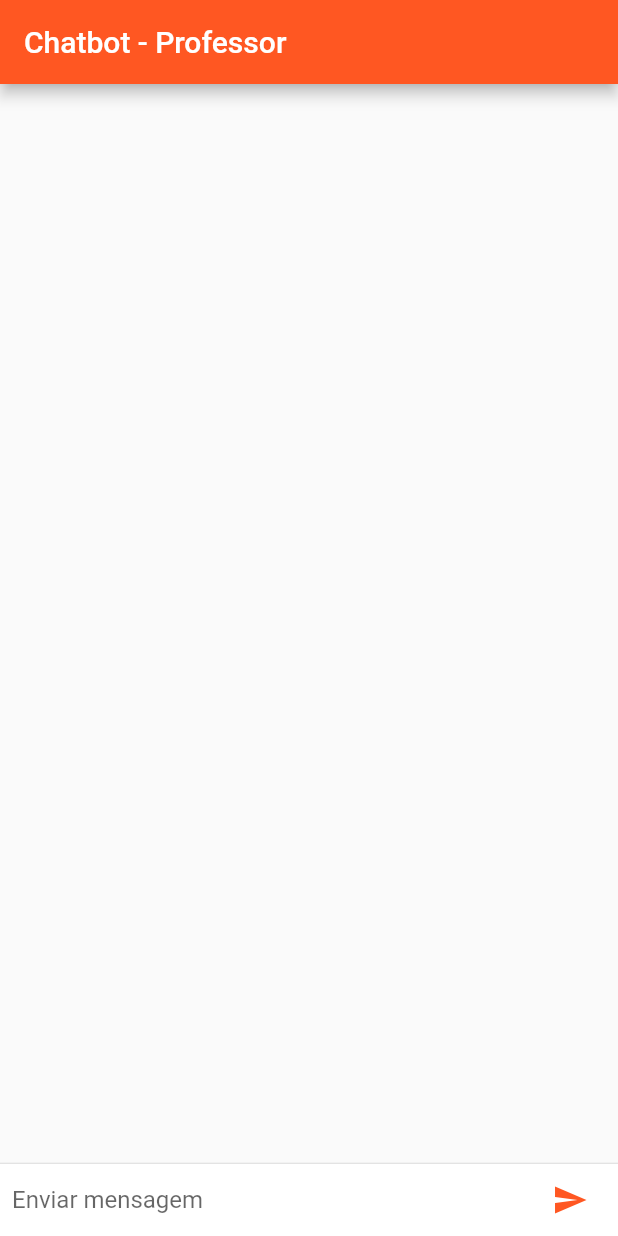
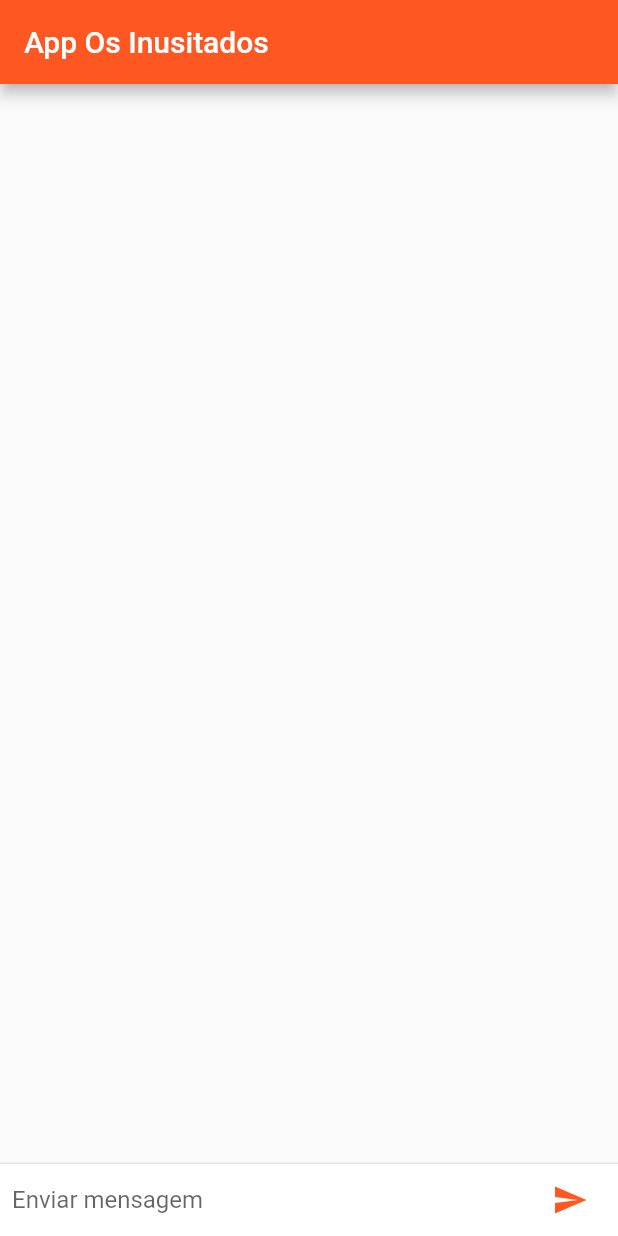
Before and after one commit to luoldrigues/chatbot-flutter-dialogflow, a Flutter app: the screen it shows after launch, on a phone screen of 412 x 824 dp. Run offline on Flutter 3.47's test engine with Material 2 defaults, Android fonts, the phone set to English and light mode, and no system bars; missing offline and left inert: flutter_dialogflow.

Commit message:
home page custom

```diff
--- a/lib/views/home_page.dart
+++ b/lib/views/home_page.dart
@@ -22,7 +22,7 @@ class _HomePageState extends State<HomePage> {
   Widget build(BuildContext context) {
     return Scaffold(
       appBar: new AppBar(
-        title: Text('Chatbot - Professor'),
+        title: Text('App Os Inusitados'),
       ),
       body: Column(
         children: <Widget>[
@@ -50,7 +50,7 @@ class _HomePageState extends State<HomePage> {
   // Envia uma mensagem com o padrão a direita
   void _sendMessage({required String text}) {
     _controllerText.clear();
-    _addMessage(name: 'Kleber Andrade', text: text, type: ChatMessageType.sent);
+    _addMessage(name: 'Você', text: text, type: ChatMessageType.sent);
   }
 
   // Adiciona uma mensagem na lista de mensagens
@@ -73,9 +73,7 @@ class _HomePageState extends State<HomePage> {
   Future _dialogFlowRequest({required String query}) async {
     // Adiciona uma mensagem temporária na lista
     _addMessage(
-        name: 'Professor',
-        text: 'Escrevendo...',
-        type: ChatMessageType.received);
+        name: 'Amanda', text: 'Escrevendo...', type: ChatMessageType.received);
 
     // Faz a autenticação com o serviço, envia a mensagem e recebe uma resposta da Intent
     AuthGoogle authGoogle =
@@ -91,7 +89,7 @@ class _HomePageState extends State<HomePage> {
 
     // adiciona a mensagem com a resposta do DialogFlow
     _addMessage(
-        name: 'Professor',
+        name: 'Amanda',
         text: response.getMessage() ?? '',
         type: ChatMessageType.received);
   }
```
